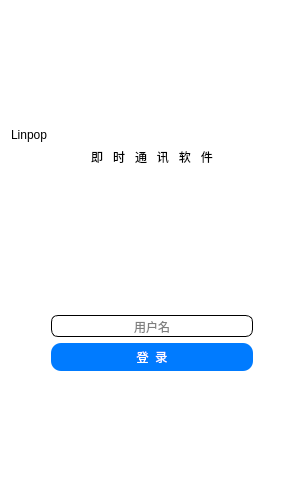
Old version of the form Qt-IM/login.ui in the repository XiaoZheng2003/BIT-QT-IM.
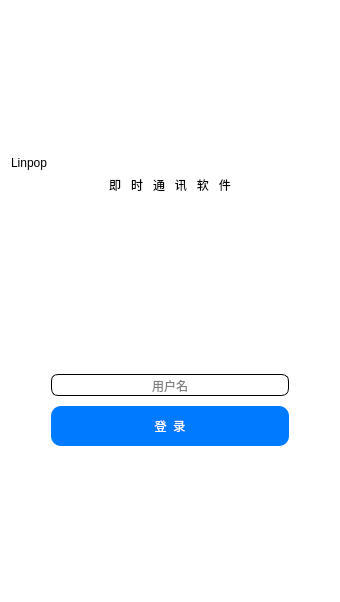
New version of the form.

Diff of the .ui file:
```diff
--- a/Qt-IM/login.ui
+++ b/Qt-IM/login.ui
@@ -6,8 +6,8 @@
    <rect>
     <x>0</x>
     <y>0</y>
-    <width>304</width>
-    <height>499</height>
+    <width>340</width>
+    <height>602</height>
    </rect>
   </property>
   <property name="windowTitle">
@@ -108,7 +108,7 @@
      <property name="sizeHint" stdset="0">
       <size>
        <width>20</width>
-       <height>40</height>
+       <height>20</height>
       </size>
      </property>
     </spacer>
@@ -126,7 +126,7 @@
        <property name="sizeHint" stdset="0">
         <size>
          <width>40</width>
-         <height>20</height>
+         <height>30</height>
         </size>
        </property>
       </spacer>
@@ -167,7 +167,7 @@
        <property name="sizeHint" stdset="0">
         <size>
          <width>40</width>
-         <height>20</height>
+         <height>30</height>
         </size>
        </property>
       </spacer>
@@ -187,7 +187,7 @@
        <property name="sizeHint" stdset="0">
         <size>
          <width>40</width>
-         <height>20</height>
+         <height>30</height>
         </size>
        </property>
       </spacer>
@@ -208,6 +208,7 @@
                padding: 5px;
                border: none;
                border-radius: 10px;
+               height:30px;
  }
 
 QPushButton:hover {
@@ -230,7 +231,7 @@
        <property name="sizeHint" stdset="0">
         <size>
          <width>40</width>
-         <height>20</height>
+         <height>30</height>
         </size>
        </property>
       </spacer>
@@ -245,7 +246,7 @@
      <property name="sizeHint" stdset="0">
       <size>
        <width>20</width>
-       <height>55</height>
+       <height>70</height>
       </size>
      </property>
     </spacer>
```
Left out of the diff: 2 changed lines with no effect on the pictures.
